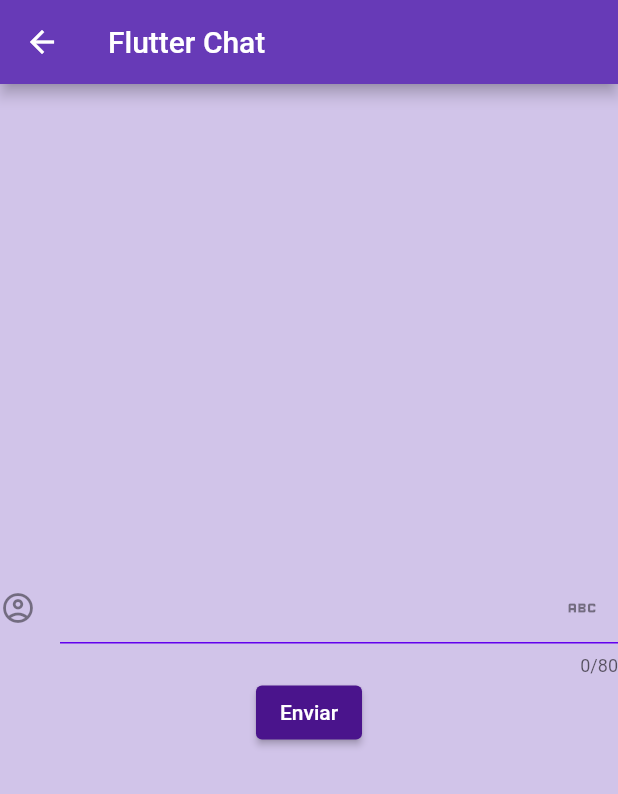
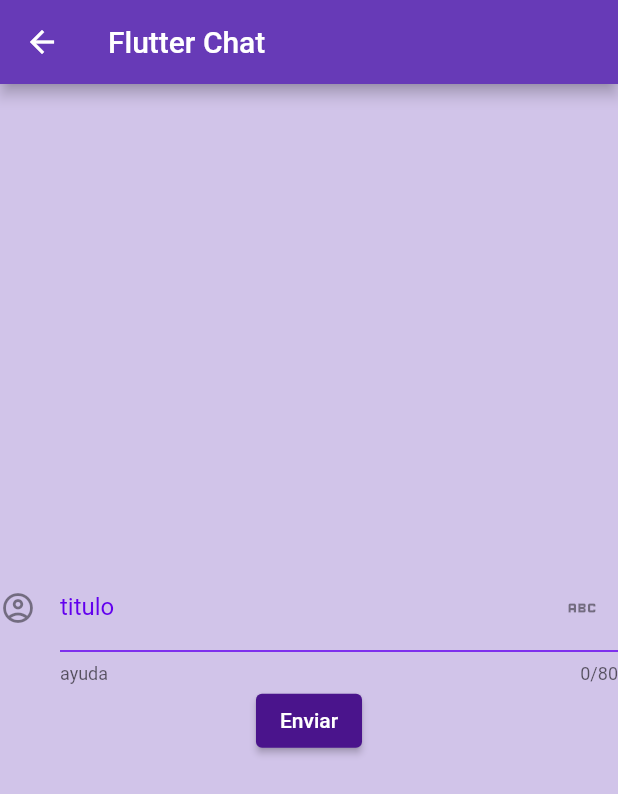
Before and after one commit to SFP95/my_first_flutter, a Flutter app: the LoginPhoneView screen opened directly, on a phone screen of 412 x 824 dp. Shown: the top 794 px of the screen. Run offline on Flutter 3.47's test engine with Material 2 defaults, Android fonts, the phone set to English and light mode, and no system bars; our stand-ins replace firebase_auth, firebase_core; accounts and stored records are empty.

```diff
--- a/lib/src/custom_views/RFInputText.dart
+++ b/lib/src/custom_views/RFInputText.dart
@@ -16,16 +16,17 @@ class RFInputText extends StatelessWidget{
   @override
   Widget build(BuildContext context) {
     return TextFormField(
+      obscureText: blIsPsswd,
       controller: myController,
       cursorColor: Colors.purpleAccent,
       maxLength: 80,
       decoration: const InputDecoration(
         icon: Icon(Icons.account_circle_outlined),
-        labelText: titulo, //EMAIL
+        labelText: 'titulo' , //EMAIL el this.titulo no funciona
         labelStyle: TextStyle(
           color: Color(0xFF6200EE),
         ),
-        helperText: ayuda, //Ej: MrPotato@micorreo.com
+        helperText: 'ayuda', //Ej: MrPotato@micorreo.com el this.ayuda no funciona
         suffixIcon: Icon(
           Icons.abc,
         ),
--- a/lib/src/home_views/HomeView.dart
+++ b/lib/src/home_views/HomeView.dart
@@ -1,5 +1,7 @@
 import 'package:firebase_auth/firebase_auth.dart';
 import 'package:flutter/material.dart';
+
+import '../fb_proyects/Perfil.dart';
 
 class HomeView extends StatefulWidget{
   final FirebaseFirestore bd= FirebaseFirestore.instance;
@@ -19,7 +21,7 @@ class _HomeView extends State<HomeView>{
   void getProfile() async{
     //final docRef = db.collection("perfiles").doc(FireBaseAuth.instance,currentUser?.uid);
     final docRef = db.collection("perfiles").doc(
-      FirebaseAuth.instance.currentUser.withConverter (fromFirestore: Perfil) //sin acabar
+      FirebaseAuth.instance.currentUser?.withConverter (fromFirestore: Perfil) //sin acabar
     );
     final docSnap = await ref.get();
     final city = docSnap.data(); // Convert to City object
--- a/lib/src/main2.dart
+++ b/lib/src/main2.dart
@@ -5,10 +5,12 @@ import '../firebase_options.dart';
 
 
 void main () async{
+  WidgetsFlutterBinding.ensureInitialized();
 
   await Firebase.initializeApp(
     options: DefaultFirebaseOptions.currentPlatform,
   );
 
-  runApp(App());
+  runApp(
+      const App());
 }
```
